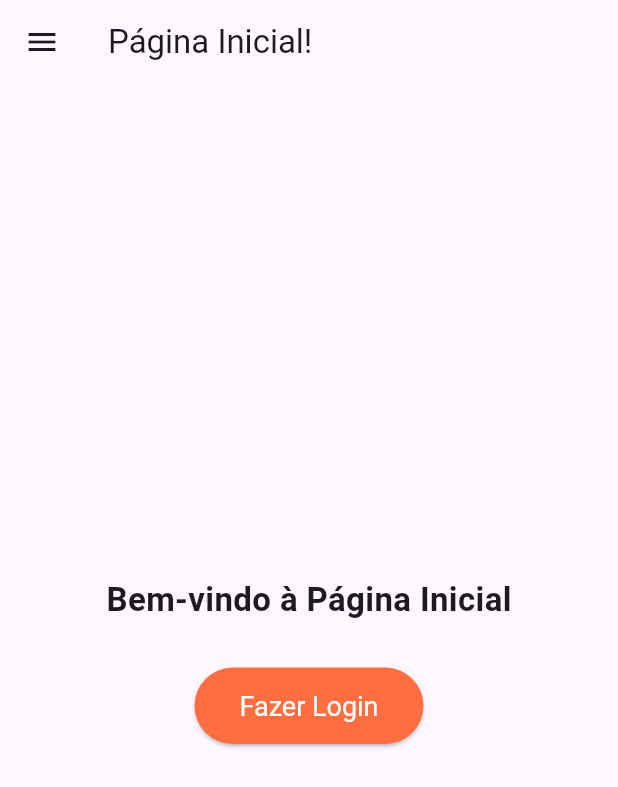
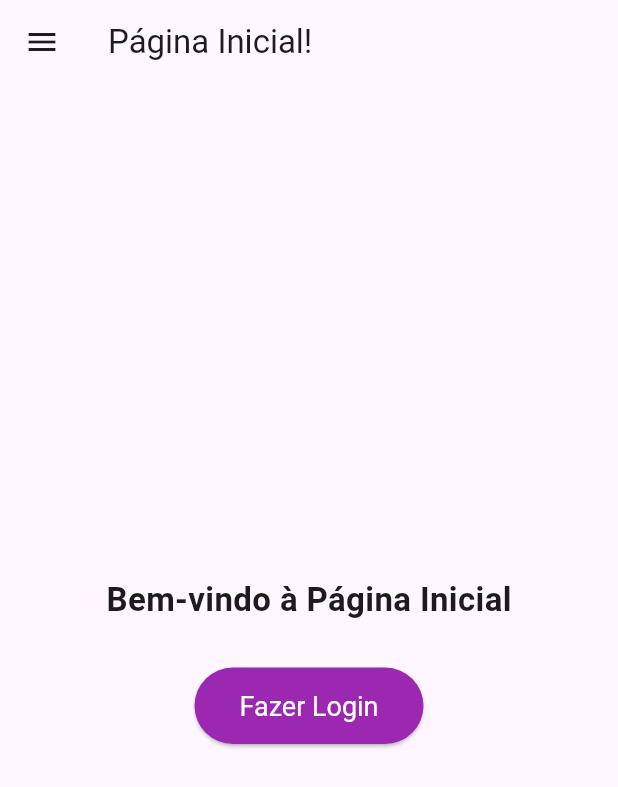
Before and after one commit to paozinho6254/projetoFlutterLogin, a Flutter app: the screen it shows after launch, on a phone screen of 412 x 824 dp. Shown: the top 787 px of the screen. Run offline on Flutter 3.47's test engine with Material 3 defaults, Android fonts, the light colour scheme and no system bars.

Commit message:
Adições e mudanças de cores

```diff
--- a/lib/main.dart
+++ b/lib/main.dart
@@ -14,7 +14,7 @@ class MyApp extends StatelessWidget {
       debugShowCheckedModeBanner: false,
       title: 'Flutter Login Demo',
       theme: ThemeData(
-        primarySwatch: Colors.red,
+        primarySwatch: Colors.purple,
       ),
       home: const HomeScreen(),
     );
@@ -42,10 +42,10 @@ class HomeScreen extends StatelessWidget {
             // 3. Adicionar um DrawerHeader (Opcional, mas recomendado para estilo)
             const DrawerHeader(
               decoration: BoxDecoration(
-                color: Colors.deepOrangeAccent, // Cor de fundo do cabeçalho do Drawer
+                color: Colors.purple, // Cor de fundo do cabeçalho do Drawer
               ),
               child: Text(
-                'Menu',
+                'Menu do nosso app',
                 style: TextStyle(
                   color: Colors.white,
                   fontSize: 24,
@@ -88,7 +88,7 @@ class HomeScreen extends StatelessWidget {
             const SizedBox(height: 30),
             ElevatedButton(
               style: ElevatedButton.styleFrom(
-                backgroundColor: Colors.deepOrangeAccent, // Cor de fundo do botão
+                backgroundColor: Colors.purple, // Cor de fundo do botão
                 foregroundColor: Colors.white, // Cor do texto do botão
                 padding: const EdgeInsets.symmetric(horizontal: 30, vertical: 15),
                 textStyle: const TextStyle(fontSize: 18),
```
Also changed, not shown: 1 other file.
